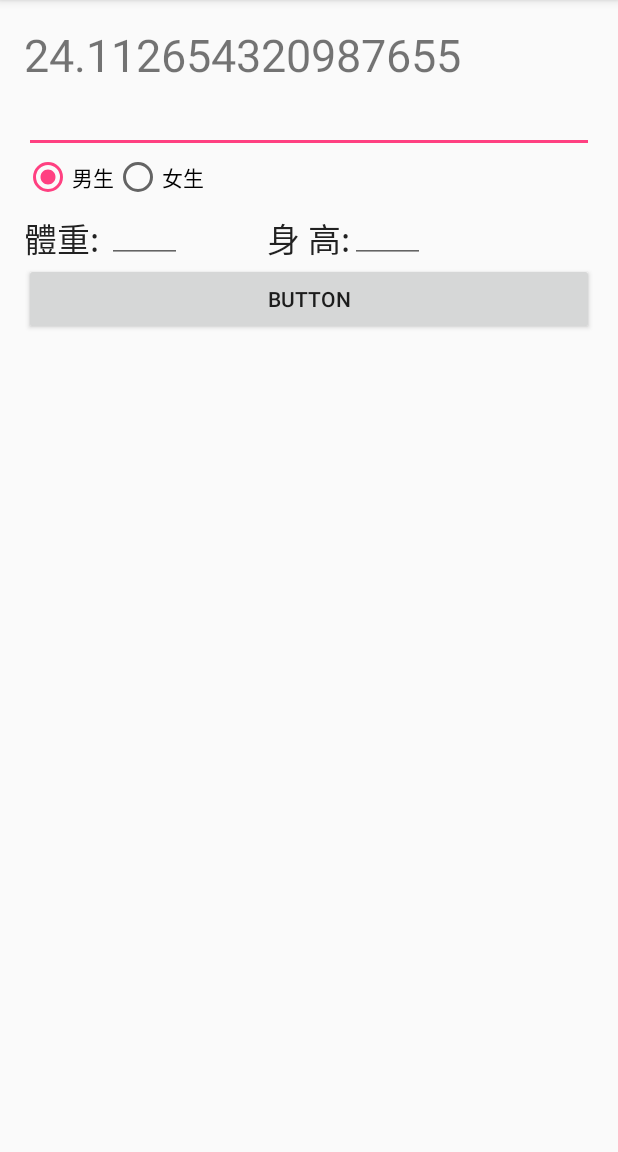
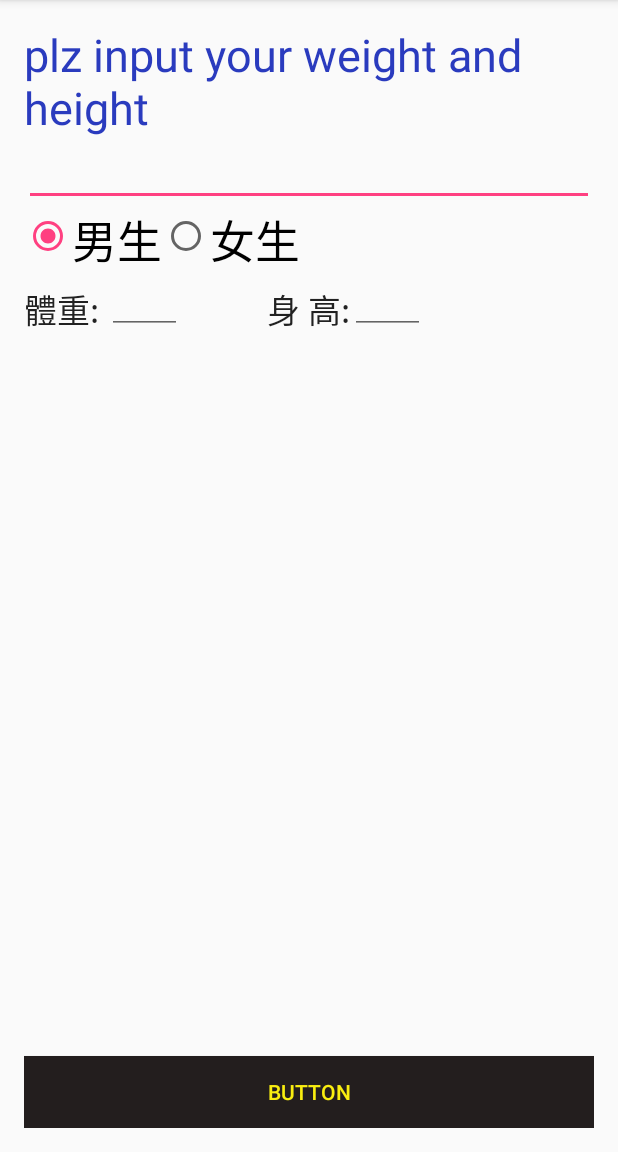
Before and after one commit to cv86092/AndroidStart, an Android app: the screen it shows after launch (MainActivity), after a tap on "BUTTON", on a phone screen of 412 x 824 dp, the part 84-1236 px from its top. Run offline under Robolectric (Android 15) with nearby library versions, the phone set to English and light mode, and no system bars.

Commit message:
add exceiption

```diff
--- a/BeginAndroid/app/src/main/java/tw/com/plantynet/android/beginandroid/MainActivity.java
+++ b/BeginAndroid/app/src/main/java/tw/com/plantynet/android/beginandroid/MainActivity.java
@@ -63,26 +63,23 @@ public class MainActivity extends AppCompatActivity {
 
 
 
-//    radioGroup.setOnCheckedChangeListener(rdgSexchkChListener);
-//    public RadioGroup.OnCheckedChangeListener rdgSexchkChListener =
-//            RadioGroup.OnCheckedChangeListener(RadioGroup group, int checkedId)
-//
-//    {
-//        int intChkRb = radioGroup.getCheckedRadioButtonId();
-//    }
+
+    public void submit(View view){
+        String result = editText.getText().toString();
+        try {
+            double weight = Double.parseDouble(editText2.getText().toString());
+            double height = Double.parseDouble(editText3.getText().toString());
+            double bmi = (weight) / ((height / 100) * (height / 100));
+            String bmiValue = String.valueOf((int) bmi);
+            textView.setText(result + bmiValue);
+        }
+        catch(NumberFormatException e){
+            textView.setText("plz input your weight and height");
+
+        }
 
 
 
-
-    public void submit(View view){
-        String result = editText.getText().toString();
-        int weight = Integer.parseInt(editText2.getText().toString());
-        int height = Integer.parseInt(editText3.getText().toString());
-
-//        int bmi = (weight)/((height/100)*(height/100));
-        double bmi = 50/(1.44*1.44);
-        String bmiValue = String.valueOf(bmi);
-        textView.setText(result + bmiValue);
         editText.setText("");
     }
 
--- a/BeginAndroid/app/src/main/res/layout/activity_main.xml
+++ b/BeginAndroid/app/src/main/res/layout/activity_main.xml
@@ -14,7 +14,8 @@
         android:layout_height="wrap_content"
         android:text="World!"
         android:id="@+id/textView"
-        android:textSize="30dp" />
+        android:textSize="30dp"
+        android:textColor="#2a3bbe" />
 
     <EditText
         android:layout_width="fill_parent"
@@ -29,9 +30,13 @@
         android:text="Button"
         android:id="@+id/button"
         android:onClick="submit"
-        android:layout_below="@+id/weight"
-        android:layout_toEndOf="@+id/textView"
-        android:layout_alignParentStart="true" />
+        android:shadowColor="#a41717"
+        android:background="#231e1e"
+        android:backgroundTintMode="src_over"
+        android:minWidth="@dimen/abc_action_bar_progress_bar_size"
+        android:textColor="#f9ee10"
+        android:layout_alignParentBottom="true"
+        android:layout_alignParentEnd="true" />
 
     <RadioGroup
         android:layout_width="match_parent"
@@ -46,15 +51,16 @@
             android:layout_height="wrap_content"
             android:text="男生"
             android:id="@+id/male"
-            android:checked="true" />
+            android:checked="true"
+            android:textSize="30dp" />
 
         <RadioButton
             android:layout_width="wrap_content"
             android:layout_height="wrap_content"
             android:text="女生"
             android:id="@+id/female"
-            android:layout_gravity="center_horizontal"
-            android:checked="false" />
+            android:checked="false"
+            android:textSize="30dp" />
     </RadioGroup>
 
     <TextView
@@ -63,7 +69,7 @@
         android:textAppearance="?android:attr/textAppearanceLarge"
         android:text="體重: "
         android:id="@+id/weight"
-        android:layout_below="@+id/radioGroup"
+        android:layout_alignBottom="@+id/editText2"
         android:layout_alignParentStart="true" />
 
     <EditText
@@ -72,7 +78,7 @@
         android:inputType="number"
         android:ems="10"
         android:id="@+id/editText2"
-        android:layout_above="@+id/button"
+        android:layout_below="@+id/radioGroup"
         android:layout_toEndOf="@+id/weight" />
 
     <TextView
@@ -81,7 +87,7 @@
         android:textAppearance="?android:attr/textAppearanceLarge"
         android:text="身 高:"
         android:id="@+id/height"
-        android:layout_above="@+id/button"
+        android:layout_alignBottom="@+id/editText2"
         android:layout_centerHorizontal="true" />
 
     <EditText
@@ -90,7 +96,7 @@
         android:inputType="number"
         android:ems="10"
         android:id="@+id/editText3"
-        android:layout_above="@+id/button"
+        android:layout_below="@+id/radioGroup"
         android:layout_toEndOf="@+id/height" />
 
 </RelativeLayout>
```
